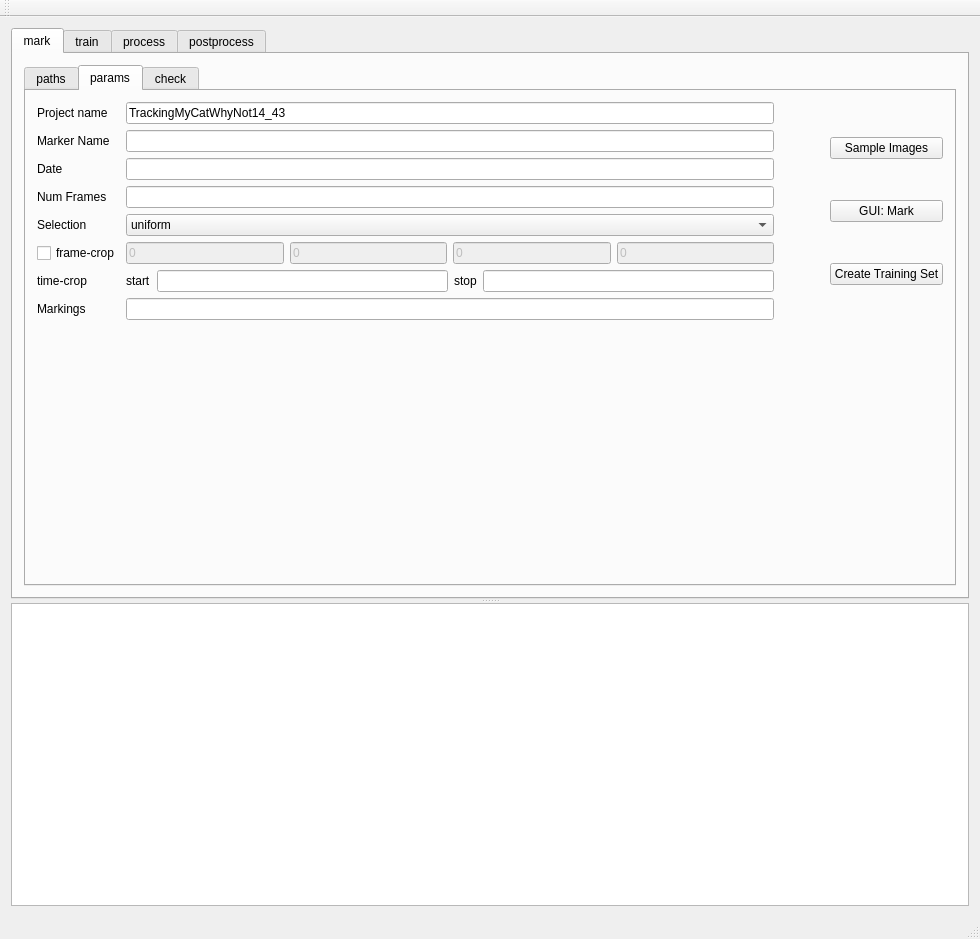
Above: dlc_serv_gui/dlc_serv_gui/dlcgui.ui from Lippolis96/dlc-scripts before the change. Below: the same form after it.
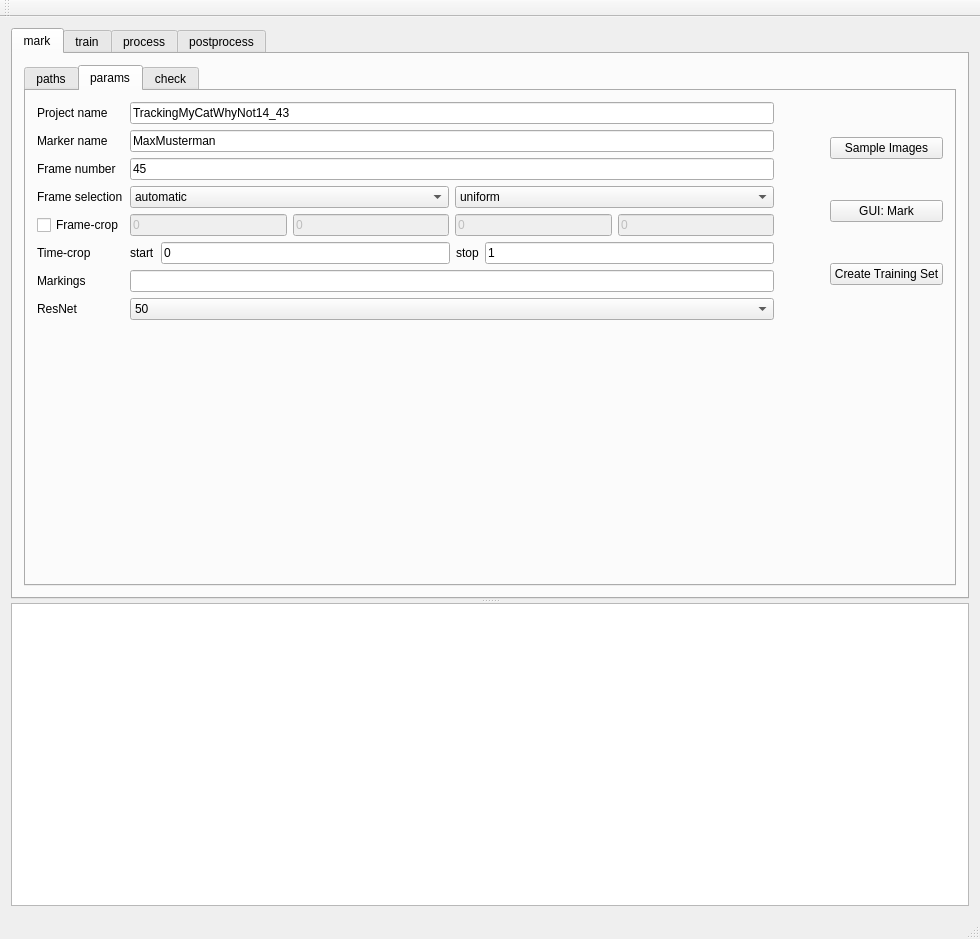
That is the form after the change. The open tabs and pages were chosen to show the change.

```diff
--- a/dlc_serv_gui/dlc_serv_gui/dlcgui.ui
+++ b/dlc_serv_gui/dlc_serv_gui/dlcgui.ui
@@ -125,58 +125,31 @@
               <layout class="QHBoxLayout" name="horizontalLayout_2">
                <item>
                 <layout class="QGridLayout" name="gridLayout_2">
-                 <item row="6" column="0">
+                 <item row="5" column="0">
                   <widget class="QCheckBox" name="paramCroppingCheckBox">
                    <property name="text">
-                    <string>frame-crop</string>
+                    <string>Frame-crop</string>
                    </property>
                    <property name="checked">
                     <bool>false</bool>
                    </property>
                   </widget>
                  </item>
-                 <item row="4" column="0">
-                  <widget class="QLabel" name="paramSelectionLabel">
+                 <item row="3" column="0">
+                  <widget class="QLabel" name="paramFrameSelectionLabel">
                    <property name="text">
-                    <string>Selection</string>
+                    <string>Frame selection</string>
                    </property>
                   </widget>
                  </item>
-                 <item row="4" column="1">
-                  <widget class="QComboBox" name="paramSelectionComboBox">
-                   <item>
-                    <property name="text">
-                     <string>uniform</string>
-                    </property>
-                   </item>
-                   <item>
-                    <property name="text">
-                     <string>k-means</string>
-                    </property>
-                   </item>
-                  </widget>
-                 </item>
                  <item row="1" column="0">
                   <widget class="QLabel" name="paramNameLabel">
                    <property name="text">
-                    <string>Marker Name</string>
+                    <string>Marker name</string>
                    </property>
                   </widget>
                  </item>
-                 <item row="2" column="0">
-                  <widget class="QLabel" name="paramDataLabel">
-                   <property name="text">
-                    <string>Date</string>
-                   </property>
-                  </widget>
-                 </item>
-                 <item row="1" column="1">
-                  <widget class="QLineEdit" name="paramNameLineEdit"/>
-                 </item>
-                 <item row="2" column="1">
-                  <widget class="QLineEdit" name="paramDateLineEdit"/>
-                 </item>
-                 <item row="6" column="1">
+                 <item row="5" column="1">
                   <layout class="QHBoxLayout" name="horizontalLayout">
                    <item>
                     <widget class="QLineEdit" name="paramCropMarginsXMin">
@@ -232,24 +205,28 @@
                    </item>
                   </layout>
                  </item>
-                 <item row="3" column="0">
+                 <item row="2" column="0">
                   <widget class="QLabel" name="paramNumFrameLabel">
                    <property name="text">
-                    <string>Num Frames</string>
+                    <string>Frame number</string>
                    </property>
                   </widget>
                  </item>
-                 <item row="3" column="1">
-                  <widget class="QLineEdit" name="paramNumFrameLineEdit"/>
+                 <item row="2" column="1">
+                  <widget class="QLineEdit" name="paramNumFrameLineEdit">
+                   <property name="text">
+                    <string>45</string>
+                   </property>
+                  </widget>
                  </item>
-                 <item row="8" column="0">
+                 <item row="7" column="0">
                   <widget class="QLabel" name="paramMarkingsLabel">
                    <property name="text">
                     <string>Markings</string>
                    </property>
                   </widget>
                  </item>
-                 <item row="8" column="1">
+                 <item row="7" column="1">
                   <widget class="QLineEdit" name="paramMarkingsLineEdit"/>
                  </item>
                  <item row="0" column="0">
@@ -266,14 +243,14 @@
                    </property>
                   </widget>
                  </item>
-                 <item row="7" column="0">
+                 <item row="6" column="0">
                   <widget class="QLabel" name="paramTimeCropLabel">
                    <property name="text">
-                    <string>time-crop</string>
+                    <string>Time-crop</string>
                    </property>
                   </widget>
                  </item>
-                 <item row="7" column="1">
+                 <item row="6" column="1">
                   <layout class="QHBoxLayout" name="horizontalLayout_3">
                    <item>
                     <widget class="QLabel" name="paramTimeCropStartLabel">
@@ -283,7 +260,11 @@
                     </widget>
                    </item>
                    <item>
-                    <widget class="QLineEdit" name="paramTimeCropStartLineEdit"/>
+                    <widget class="QLineEdit" name="paramTimeCropStartLineEdit">
+                     <property name="text">
+                      <string>0</string>
+                     </property>
+                    </widget>
                    </item>
                    <item>
                     <widget class="QLabel" name="paramTimeCropStopLabel">
@@ -293,7 +274,71 @@
                     </widget>
                    </item>
                    <item>
-                    <widget class="QLineEdit" name="paramTimeCropStopLineEdit"/>
+                    <widget class="QLineEdit" name="paramTimeCropStopLineEdit">
+                     <property name="text">
+                      <string>1</string>
+                     </property>
+                    </widget>
+                   </item>
+                  </layout>
+                 </item>
+                 <item row="8" column="0">
+                  <widget class="QLabel" name="paramResNetLabel">
+                   <property name="text">
+                    <string>ResNet</string>
+                   </property>
+                  </widget>
+                 </item>
+                 <item row="8" column="1">
+                  <widget class="QComboBox" name="paramResNetComboBox">
+                   <item>
+                    <property name="text">
+                     <string>50</string>
+                    </property>
+                   </item>
+                   <item>
+                    <property name="text">
+                     <string>101</string>
+                    </property>
+                   </item>
+                  </widget>
+                 </item>
+                 <item row="1" column="1">
+                  <widget class="QLineEdit" name="paramNameLineEdit">
+                   <property name="text">
+                    <string>MaxMusterman</string>
+                   </property>
+                  </widget>
+                 </item>
+                 <item row="3" column="1">
+                  <layout class="QHBoxLayout" name="horizontalLayout_4">
+                   <item>
+                    <widget class="QComboBox" name="paramSamplingComboBox">
+                     <item>
+                      <property name="text">
+                       <string>automatic</string>
+                      </property>
+                     </item>
+                     <item>
+                      <property name="text">
+                       <string>manual</string>
+                      </property>
+                     </item>
+                    </widget>
+                   </item>
+                   <item>
+                    <widget class="QComboBox" name="paramClusteringComboBox">
+                     <item>
+                      <property name="text">
+                       <string>uniform</string>
+                      </property>
+                     </item>
+                     <item>
+                      <property name="text">
+                       <string>kmeans</string>
+                      </property>
+                     </item>
+                    </widget>
                    </item>
                   </layout>
                  </item>
```
Left out of the diff: 68 changed lines with no effect on the pictures.
